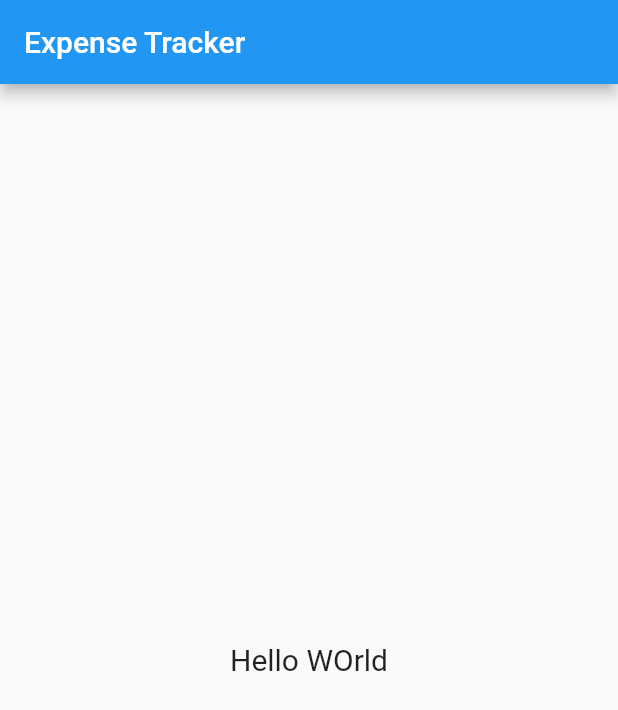
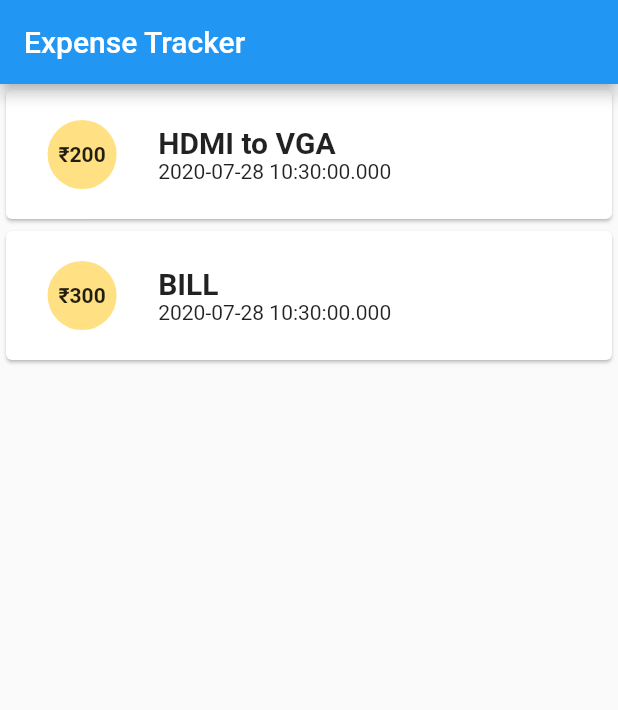
Before and after one commit to adikmr5/Expense-Tracker-Flutter, a Flutter app: the screen it shows after launch, on a phone screen of 412 x 824 dp. Shown: the top 710 px of the screen. Run offline on Flutter 3.47's test engine with Material 2 defaults, Android fonts, the phone set to English and light mode, and no system bars.

Commit message:
Widget for transaction list added with external package

```diff
--- a/lib/main.dart
+++ b/lib/main.dart
@@ -1,25 +1,33 @@
 import 'package:flutter/material.dart';
+
+import './transaction.dart';
+import './transaction_widget.dart';
 
 void main() {
   runApp(MyApp());
 }
 
 class MyApp extends StatelessWidget {
+  final List<Transaction> transactions = [
+    Transaction(
+        amount: 200, id: 't1', date: DateTime.now(), title: 'HDMI to VGA'),
+    Transaction(amount: 300, id: 't2', date: DateTime.now(), title: 'BILL')
+  ];
+
   @override
   Widget build(BuildContext context) {
     return MaterialApp(
       title: 'Expense Tracker',
       home: Scaffold(
-        appBar: AppBar(
-          title: Text("Expense Tracker"),
-        ),
-        body: Center(
-          child: Text(
-            'Hello WOrld',
-            style: TextStyle(fontSize: 20),
+          appBar: AppBar(
+            title: Text("Expense Tracker"),
           ),
-        ),
-      ),
+          body: Column(
+            children: <Widget>[
+              TransactionWidget(transactions[0]),
+              TransactionWidget(transactions[1]),
+            ],
+          )),
     );
   }
 }
--- /dev/null
+++ b/lib/transaction.dart
@@ -0,0 +1,8 @@
+class Transaction {
+  final String id;
+  final String title;
+  final int amount;
+  final DateTime date;
+
+  Transaction({this.id, this.title, this.amount, this.date});
+}
--- /dev/null
+++ b/lib/transaction_widget.dart
@@ -0,0 +1,45 @@
+import 'package:flutter/material.dart';
+import 'transaction.dart';
+
+class TransactionWidget extends StatelessWidget {
+  final Transaction transaction;
+
+  TransactionWidget(this.transaction);
+
+  @override
+  Widget build(BuildContext context) {
+    return Card(
+      child: Container(
+        child: Row(
+          children: <Widget>[
+            Container(
+              margin: EdgeInsets.all(20),
+              padding: EdgeInsets.all(10),
+              decoration: BoxDecoration(
+                  border: Border.all(width: 5, color: Colors.amber[200]),
+                  shape: BoxShape.circle,
+                  color: Colors.amber[200]),
+              child: Text(
+                "₹${transaction.amount}",
+                style: TextStyle(fontWeight: FontWeight.bold),
+              ),
+            ),
+            Column(
+              crossAxisAlignment: CrossAxisAlignment.start,
+              children: <Widget>[
+                Text(
+                  '${transaction.title}',
+                  style: TextStyle(
+                    fontWeight: FontWeight.bold,
+                    fontSize: 20,
+                  ),
+                ),
+                Text("${transaction.date}"),
+              ],
+            )
+          ],
+        ),
+      ),
+    );
+  }
+}
--- a/pubspec.yaml
+++ b/pubspec.yaml
@@ -23,6 +23,7 @@ environment:
 dependencies:
   flutter:
     sdk: flutter
+  intl: ^0.15.8
 
 
   # The following adds the Cupertino Icons font to your application.
```
